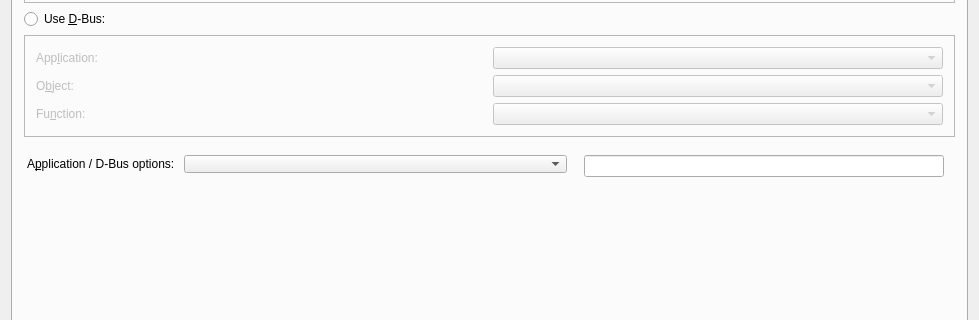
KDE/kremotecontrol, file kcmlirc/editactionbase.ui: the form before one commit; both pictures show x 0 to 979 and y 171 to 491 of the 979 by 671 pixel window.
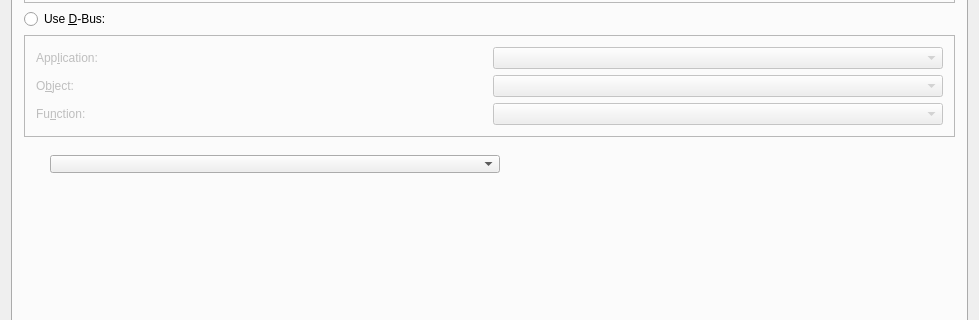
The form after the commit. The open tabs and pages were chosen to show the change. Custom widgets are drawn as their Qt base class.

Commit message: ediaction: layout improvements

What changed in the file:
```diff
--- a/kcmlirc/editactionbase.ui
+++ b/kcmlirc/editactionbase.ui
@@ -203,7 +203,7 @@
             <string notr="true" >margin-top:12px;</string>
            </property>
            <property name="text" >
-            <string>A&amp;pplication / D-Bus options:</string>
+            <string/>
            </property>
            <property name="wordWrap" >
             <bool>false</bool>
@@ -350,6 +350,7 @@
              </item>
             </layout>
            </widget>
+           <widget class="QWidget" name="Seite" />
           </widget>
          </item>
          <item row="1" column="0" >
@@ -375,7 +376,7 @@
            </property>
            <property name="minimumSize" >
             <size>
-             <width>106</width>
+             <width>0</width>
              <height>0</height>
             </size>
            </property>
```
Left out of the diff: 2 changed lines with no effect on the pictures. The commit also changes 2 other files.
